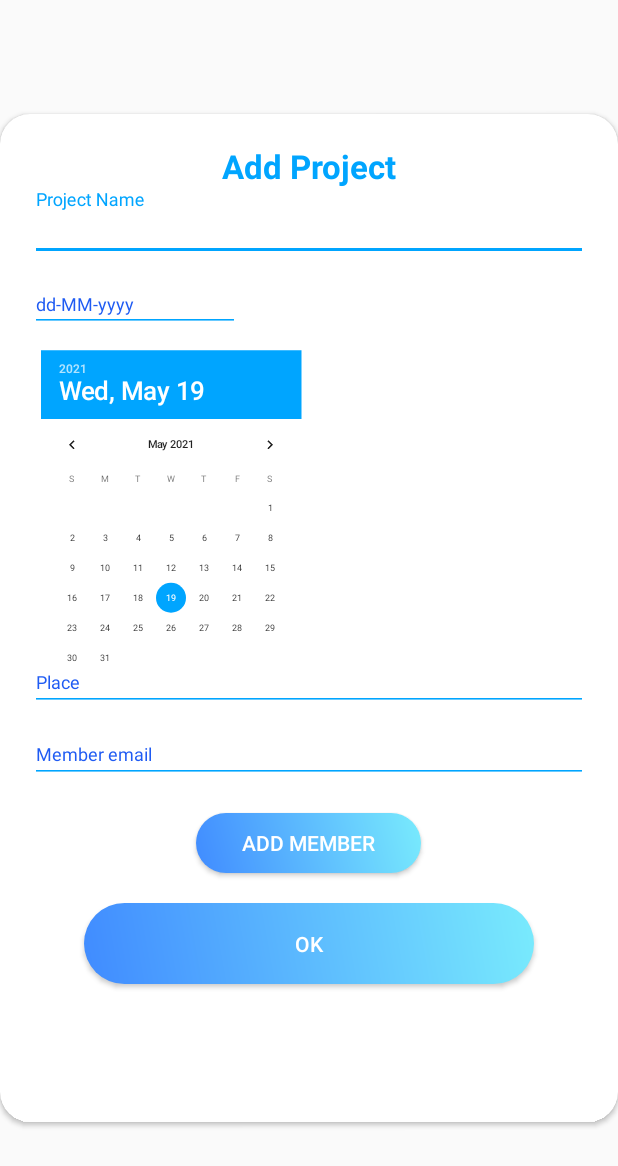
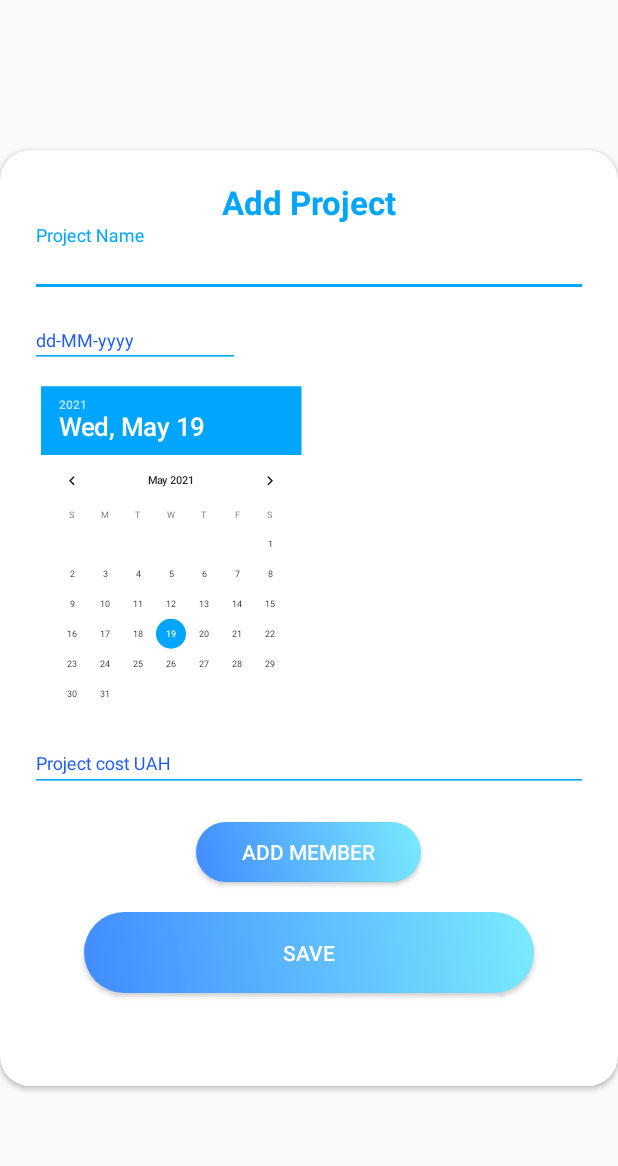
Before and after one commit to AnastasiiaSartiukova/PlanningApp, an Android app: the screen it shows after launch (CreateProjectActivity), item 2 of the bottom bar chosen, on a phone screen of 412 x 824 dp. Shown: the top 1166 px of the screen. Run offline under Robolectric (Android 15) with nearby library versions, the phone set to English and light mode, and no system bars.

Commit message:
v1.1 fix bugs

```diff
--- a/app/src/main/java/com/example/planning/DatabaseHelper.java
+++ b/app/src/main/java/com/example/planning/DatabaseHelper.java
@@ -10,7 +10,7 @@ import androidx.annotation.Nullable;
 
 public class DatabaseHelper extends SQLiteOpenHelper {
 
-    private static final int DB_VERSION = 1;
+    private static final int DB_VERSION = 2;
     private static final String DB_NAME = "PlanningDB";
 
     private final String TABLE_NAME = "users";
@@ -27,7 +27,7 @@ public class DatabaseHelper extends SQLiteOpenHelper {
     public void onCreate(SQLiteDatabase db) {
 
         String logIn = "Create table if not exists " + TABLE_NAME + "(userID integer primary key, user_email text, user_password text)";
-        String projects = "Create table if not exists " + TABLE2_NAME + "(pID integer primary key, pName text, pDate text)";
+        String projects = "Create table if not exists " + TABLE2_NAME + "(pID integer primary key, pName text, pDate text, pCreator text, pCost integer)";
         String memberInProject = "Create table if not exists " + TABLE3_NAME + "(id integer primary key, member text, project_id integer)";
 
         db.execSQL(logIn);
--- a/app/src/main/java/com/example/planning/LogIn.java
+++ b/app/src/main/java/com/example/planning/LogIn.java
@@ -89,6 +89,8 @@ public class LogIn extends AppCompatActivity {
 
                     if(!is_logged) {
                         Log.d("mLog", "Log in failed");
+                        TextView tip = findViewById(R.id.tipLogIn);
+                        tip.setVisibility(View.VISIBLE);
                     }
                 }
                 else{
--- a/app/src/main/java/com/example/planning/MainActivity.java
+++ b/app/src/main/java/com/example/planning/MainActivity.java
@@ -20,9 +20,9 @@ import android.widget.TextView;
 public class MainActivity extends AppCompatActivity{
 
     private String name;
+    private boolean is_logged;
     private BottomNavigationItemView create_project;
     private BottomNavigationItemView shared_project;
-    private Button settings;
 
     private LinearLayout parent;
     private View child;
@@ -38,29 +38,108 @@ public class MainActivity extends AppCompatActivity{
         setContentView(R.layout.activity_main);
 
         if(getIntent().getStringExtra("Name") == null){
-            name = "Anastasia Srtiukova";
+            name = "Anonimus";
+            is_logged = false;
         }
         else{
             name = getIntent().getStringExtra("Name");
+            is_logged = true;
         }
 
-        //Adding all project to layout
+        //Adding all project to layout where name in session = name as project creator
+        add_all_projects_to_layout(name);
 
+        //If pressed Create new project
+        create_project = findViewById(R.id.add_project);
+
+        create_project.setOnClickListener(new View.OnClickListener() {
+            @Override
+            public void onClick(View v) {
+                createProject();
+            }
+        });
+
+
+
+        //If pressed shared project button
+        shared_project = findViewById(R.id.shared_project);
+
+        shared_project.setOnClickListener(new View.OnClickListener() {
+            @Override
+            public void onClick(View v) {
+
+                if(!is_logged) {
+                    openLogIn();
+                }
+                else {
+                    openSettings(name);
+                }
+            }
+        });
+
+    }
+
+    public void createProject(){
+        Intent intent = new Intent(this, CreateProjectActivity.class);
+        intent.putExtra("Name", name);
+        startActivity(intent);
+    }
+
+    public void openLogIn(){
+        Intent intent = new Intent(this, LogIn.class);
+        startActivity(intent);
+    }
+
+    public void openSettings(String name){
+        Intent intent = new Intent(this, SettingsActivity.class);
+        intent.putExtra("Name", name);
+        startActivity(intent);
+        overridePendingTransition(R.anim.slide_in_left, R.anim.slide_out_right);
+    }
+
+    @Override
+    public void onRestart()
+    {
+        super.onRestart();
+        finish();
+        startActivity(getIntent());
+    }
+
+    @Override
+    public boolean onOptionsItemSelected(MenuItem item) {
+        // Handle action bar item clicks here. The action bar will
+        // automatically handle clicks on the Home/Up button, so long
+        // as you specify a parent activity in AndroidManifest.xml.
+        int id = item.getItemId();
+
+        return super.onOptionsItemSelected(item);
+    }
+
+    public void add_all_projects_to_layout(String name){
         parent = findViewById(R.id.project_list);
 
         db_helper = new DatabaseHelper(this);
         ContentValues contentValues = new ContentValues();
         SQLiteDatabase db = db_helper.getWritableDatabase();
 
-
-        Cursor cursor = db.rawQuery("SELECT pName, pDate FROM projects", null);
+        Cursor cursor = db.rawQuery("SELECT pName, pDate, pCreator FROM projects", null);
 
         if(cursor.moveToFirst()){
 
             int name_index = cursor.getColumnIndex("pName");
             int date_index = cursor.getColumnIndex("pDate");
+            int creator_index = cursor.getColumnIndex("pCreator");
 
             do{
+
+                String current_creator = cursor.getString(creator_index);
+
+                Log.d("mLog", name);
+
+                if(!current_creator.equals(name)){
+                    continue;
+                }
+
                 String current_name = cursor.getString(name_index);
                 String current_date = cursor.getString(date_index);
 
@@ -83,63 +162,6 @@ public class MainActivity extends AppCompatActivity{
         }
 
         cursor.close();
-
-
-        //If setting button pressed
-        settings = findViewById(R.id.settings_button);
-
-        settings.setOnClickListener(new View.OnClickListener() {
-            @Override
-            public void onClick(View v) { openSettings(name); }
-        });
-
-        //If pressed Create new project
-        create_project = findViewById(R.id.add_project);
-
-        create_project.setOnClickListener(new View.OnClickListener() {
-            @Override
-            public void onClick(View v) {
-                createProject();
-            }
-        });
-
-
-
-        //If pressed shared project button
-        shared_project = findViewById(R.id.shared_project);
-
-        shared_project.setOnClickListener(new View.OnClickListener() {
-            @Override
-            public void onClick(View v) { openLogIn();}
-        });
-
-    }
-
-    public void createProject(){
-        Intent intent = new Intent(this, CreateProjectActivity.class);
-        startActivity(intent);
-    }
-
-    public void openLogIn(){
-        Intent intent = new Intent(this, LogIn.class);
-        startActivity(intent);
-    }
-
-    public void openSettings(String name){
-        Intent intent = new Intent(this, SettingsActivity.class);
-        intent.putExtra("Name", name);
-        startActivity(intent);
-        overridePendingTransition(R.anim.slide_in_left, R.anim.slide_out_right);
-    }
-
-    @Override
-    public boolean onOptionsItemSelected(MenuItem item) {
-        // Handle action bar item clicks here. The action bar will
-        // automatically handle clicks on the Home/Up button, so long
-        // as you specify a parent activity in AndroidManifest.xml.
-        int id = item.getItemId();
-
-        return super.onOptionsItemSelected(item);
     }
 
 }
--- a/app/src/main/res/layout/activity_add_project.xml
+++ b/app/src/main/res/layout/activity_add_project.xml
@@ -74,21 +74,19 @@
         <com.google.android.material.textfield.TextInputLayout
             android:layout_width="match_parent"
             android:layout_height="wrap_content"
-            android:layout_marginTop="-130dp">
+            android:layout_marginTop="-100dp">
 
             <EditText
+                android:id="@+id/project_cost"
                 style="@style/modifiedEditText"
-                android:hint="Place"/>
+                android:hint="Project cost UAH"
+                android:singleLine="true" />
         </com.google.android.material.textfield.TextInputLayout>
 
 
         <com.google.android.material.textfield.TextInputLayout
             android:layout_width="match_parent"
             android:layout_height="wrap_content">
-
-            <EditText
-                style="@style/modifiedEditText"
-                android:hint="Member email" />
 
         </com.google.android.material.textfield.TextInputLayout>
 
@@ -118,7 +116,7 @@
             android:layout_height="wrap_content"
             android:layout_gravity="center"
             android:background="@drawable/login_button_bk"
-            android:text="OK"
+            android:text="Save"
             android:textColor="@color/whiteTextColor"
             android:layout_marginTop="20dp"/>
     </LinearLayout>
```
Also changed, not shown: app/src/main/java/com/example/planning/CreateProjectActivity.java (+15 -2 lines), app/src/main/res/layout/content_main.xml (+0 -10 lines), app/src/main/res/layout/layout_login.xml (+11 -1 lines).
